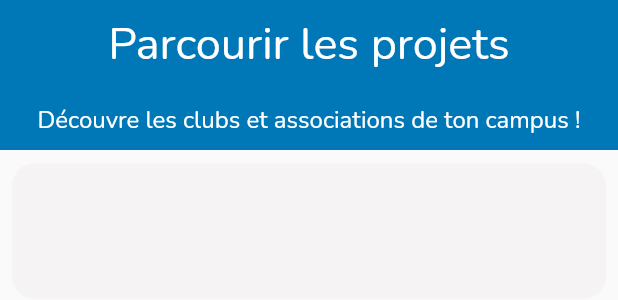
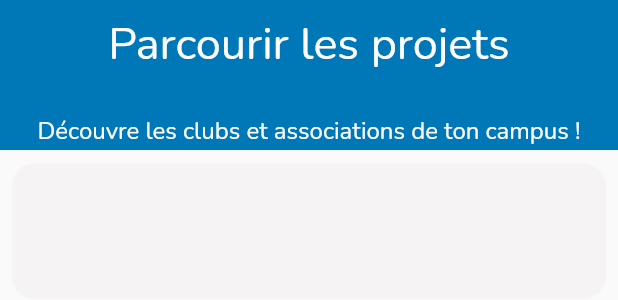
Before and after one commit to BriceChk/assoesaip_flutter, a Flutter app: the CategoriesList widget shown alone on an empty page, opened directly, on a phone screen of 412 x 824 dp. Shown: the top 300 px of the screen. Run offline on Flutter 3.47's test engine with Material 2 defaults, Android fonts, the light colour scheme and no system bars; drawn by our look-alikes of shimmer; our stand-ins replace cached_network_image, carousel_slider, firebase_messaging, flutter_local_notifications, flutter_snake_navigationbar, flutter_typeahead and 2 more; missing offline and left inert: floating_search_bar, requests, webview_cookie_manager, webview_flutter_plus; accounts and stored records are empty.

Commit message:
Header change padding

```diff
--- a/lib/screens/main/categories/categoriesList.dart
+++ b/lib/screens/main/categories/categoriesList.dart
@@ -12,7 +12,8 @@ class CategoriesList extends StatefulWidget {
   _CategoriesListState createState() => _CategoriesListState();
 }
 
-class _CategoriesListState extends State<CategoriesList> with AutomaticKeepAliveClientMixin<CategoriesList> {
+class _CategoriesListState extends State<CategoriesList>
+    with AutomaticKeepAliveClientMixin<CategoriesList> {
   @override
   bool get wantKeepAlive => true;
 
@@ -76,7 +77,7 @@ class _CategoriesListState extends State<CategoriesList> with AutomaticKeepAlive
         collapseMode: CollapseMode.pin,
         centerTitle: true,
         background: Container(
-          padding: EdgeInsets.fromLTRB(15, 60, 15, 0),
+          padding: EdgeInsets.fromLTRB(15, 75, 15, 0),
           child: Center(
             child: Text(
               "Découvre les clubs et associations de ton campus !",
```
